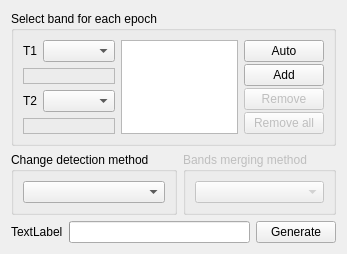
chenguanzhou/CDTStudio, file CDTStudio/Wizards/wizardpagepbcddiff.ui: the form before one commit.
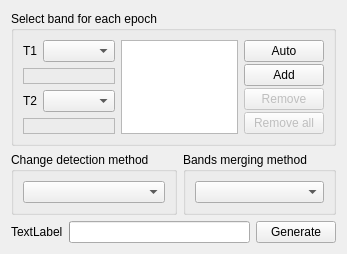
The form after the commit.

```diff
--- a/CDTStudio/Wizards/wizardpagepbcddiff.ui
+++ b/CDTStudio/Wizards/wizardpagepbcddiff.ui
@@ -177,9 +177,6 @@
      </item>
      <item>
       <widget class="QGroupBox" name="groupBoxMerge">
-       <property name="enabled">
-        <bool>false</bool>
-       </property>
        <property name="title">
         <string>Bands merging method</string>
        </property>
```
